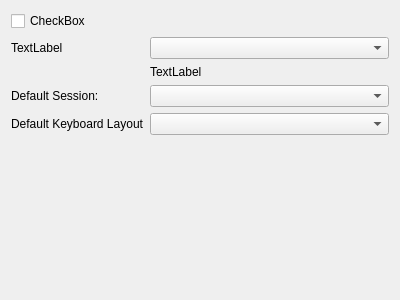
First picture: the form in kcm/sessionconfig.ui, repository KDE/lightdm, before the edit.
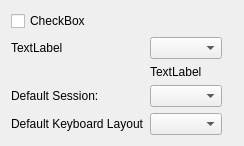
Second picture: the form after the edit.

```diff
--- a/kcm/sessionconfig.ui
+++ b/kcm/sessionconfig.ui
@@ -6,14 +6,17 @@
    <rect>
     <x>0</x>
     <y>0</y>
-    <width>400</width>
-    <height>300</height>
+    <width>244</width>
+    <height>132</height>
    </rect>
   </property>
   <property name="windowTitle">
    <string>Form</string>
   </property>
   <layout class="QFormLayout" name="formLayout">
+   <property name="fieldGrowthPolicy">
+    <enum>QFormLayout::ExpandingFieldsGrow</enum>
+   </property>
    <item row="0" column="0" colspan="2">
     <widget class="QCheckBox" name="checkBox">
      <property name="text">
```
